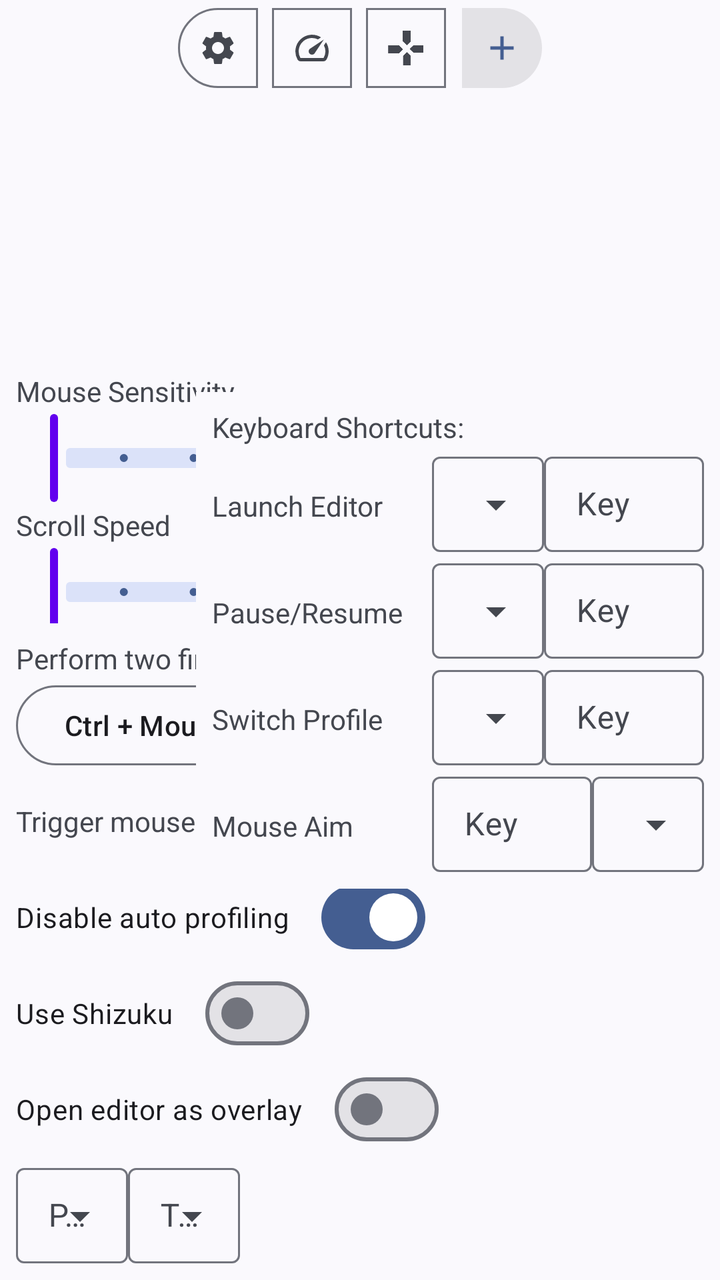
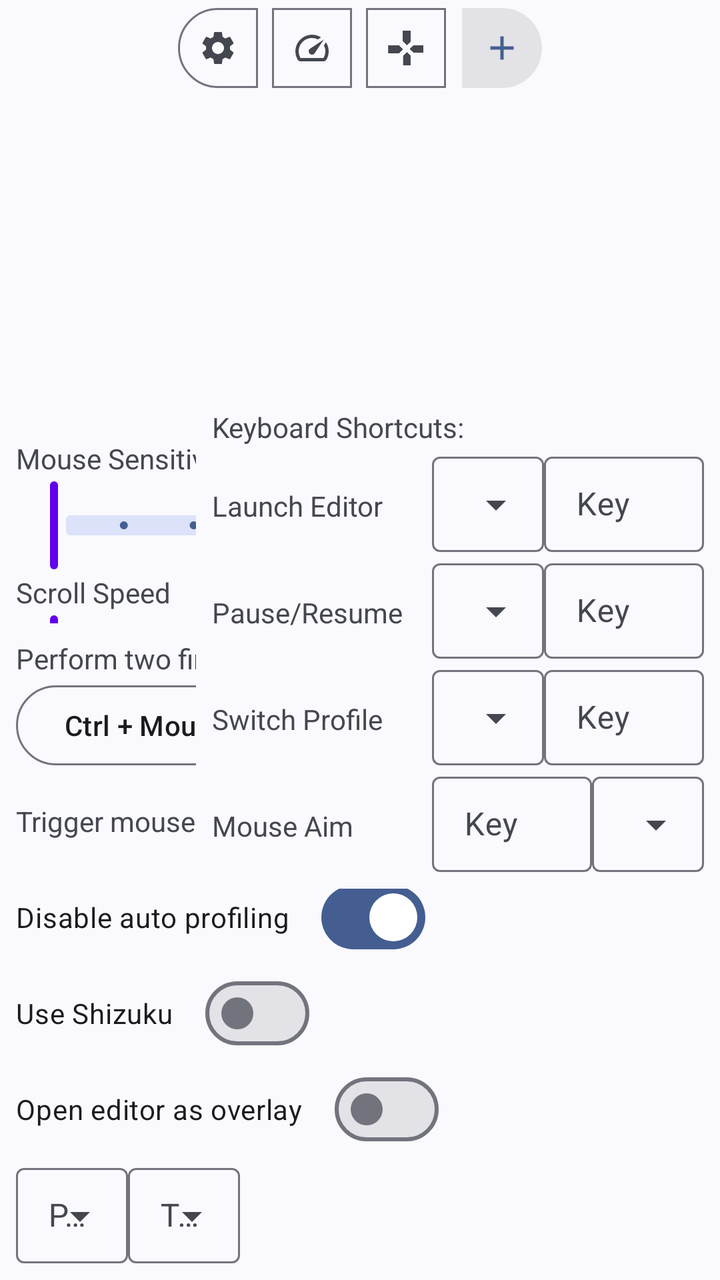

Two renders of the same Android screen: before a commit and after it. Below are the layout's source before the change and the commit's diff.
<!-- AndroidManifest.xml: application theme Theme.XtMapper -->
<!-- res/layout/keymap_editor_layout.xml -->
<?xml version="1.0" encoding="utf-8"?>
<androidx.constraintlayout.widget.ConstraintLayout xmlns:android="http://schemas.android.com/apk/res/android"
    android:layout_width="match_parent"
    android:layout_height="match_parent"
    xmlns:app="http://schemas.android.com/apk/res-auto"
    android:animateLayoutChanges="true">

    <com.google.android.material.card.MaterialCardView
        android:layout_width="wrap_content"
        android:layout_height="wrap_content"
        app:contentPadding="16dp"
        app:layout_constraintEnd_toEndOf="parent"
        app:layout_constraintStart_toStartOf="parent"
        app:layout_constraintTop_toTopOf="parent"
        android:id="@+id/catalog"
        android:visibility="gone"
        app:cardBackgroundColor="@color/black"
        app:cardCornerRadius="40dp">
        <androidx.constraintlayout.widget.ConstraintLayout
            android:layout_width="wrap_content"
            android:layout_height="match_parent">

            <LinearLayout
                android:id="@+id/L1"
                android:layout_width="wrap_content"
                android:layout_height="wrap_content"
                android:orientation="vertical"
                app:layout_constraintLeft_toLeftOf="parent"
                app:layout_constraintRight_toLeftOf="@id/L2"
                app:layout_constraintTop_toTopOf="parent">
            </LinearLayout>

            <LinearLayout
                android:id="@+id/L2"
                android:layout_width="wrap_content"
                android:layout_height="wrap_content"
                android:orientation="vertical"
                app:layout_constraintLeft_toRightOf="@id/L1"
                app:layout_constraintRight_toLeftOf="@id/L3"
                app:layout_constraintTop_toTopOf="parent">

            </LinearLayout>

            <LinearLayout
                android:id="@+id/L3"
                android:layout_width="wrap_content"
                android:layout_height="wrap_content"
                android:orientation="vertical"
                app:layout_constraintRight_toRightOf="parent"
                app:layout_constraintLeft_toRightOf="@id/L2"
                app:layout_constraintTop_toTopOf="parent">

            </LinearLayout>
        </androidx.constraintlayout.widget.ConstraintLayout>
    </com.google.android.material.card.MaterialCardView>


    <com.google.android.material.button.MaterialButtonToggleGroup
        android:id="@+id/toggleButtonGroup"
        android:layout_width="wrap_content"
        android:layout_height="wrap_content"
        app:layout_constraintEnd_toEndOf="parent"
        app:layout_constraintStart_toStartOf="parent"
        app:layout_constraintTop_toTopOf="parent">

        <com.google.android.material.button.MaterialButton
            android:id="@+id/button_misc"
            style="?attr/materialIconButtonOutlinedStyle"
            android:layout_width="wrap_content"
            android:layout_height="wrap_content"
            app:icon="@drawable/ic_baseline_settings_24"
            />

        <com.google.android.material.button.MaterialButton
            android:id="@+id/button_sliders"
            style="?attr/materialIconButtonOutlinedStyle"
            android:layout_width="wrap_content"
            android:layout_height="wrap_content"
            app:icon="@drawable/ic_baseline_speed_24" />

        <com.google.android.material.button.MaterialButton
            android:id="@+id/button_shortcuts"
            style="?attr/materialIconButtonOutlinedStyle"
            android:layout_width="wrap_content"
            android:layout_height="wrap_content"
            app:icon="@drawable/dpad" />
        <com.google.android.material.button.MaterialButton
            android:id="@+id/button_add"
            style="?attr/materialIconButtonFilledStyle"
            android:layout_width="wrap_content"
            android:layout_height="wrap_content"
            app:icon="@drawable/ic_baseline_add_24" />

    </com.google.android.material.button.MaterialButtonToggleGroup>

    <androidx.cardview.widget.CardView
        android:layout_width="wrap_content"
        android:layout_height="wrap_content"
        app:contentPadding="8dp"
        style="?attr/materialCardViewStyle"
        android:id="@+id/sliders"
        app:layout_constraintBottom_toBottomOf="parent"
        app:layout_constraintLeft_toLeftOf="parent"
        app:layout_constraintTop_toTopOf="parent">
        <LinearLayout
            android:layout_width="match_parent"
            android:layout_height="match_parent"
            android:orientation="vertical">

            <TextView
                android:layout_width="wrap_content"
                android:layout_height="wrap_content"
                android:text="@string/mouse_sensitivity" />

            <com.google.android.material.slider.Slider
                android:id="@+id/slider_mouse"
                android:layout_width="match_parent"
                android:layout_height="wrap_content"
                android:stepSize="1"
                android:valueFrom="1"
                android:valueTo="5"
                app:haloColor="@color/purple_700"
                app:thumbColor="@color/purple_500"
                app:trackColorActive="@color/teal_200"
                app:trackHeight="10dp"/>

            <TextView
                android:layout_width="wrap_content"
                android:layout_height="wrap_content"
                android:text="@string/scroll_speed" />

            <com.google.android.material.slider.Slider
                android:id="@+id/slider_scroll_speed"
                android:layout_width="match_parent"
                android:layout_height="wrap_content"
                android:stepSize="1"
                android:valueFrom="1"
                android:valueTo="5"
                app:haloColor="@color/purple_700"
                app:thumbColor="@color/purple_500"
                app:trackColorActive="@color/teal_200"
                app:trackHeight="10dp"/>

            <TextView
                android:layout_width="wrap_content"
                android:layout_height="wrap_content"
                android:text="@string/dpad_radius" />

            <com.google.android.material.slider.Slider
                android:id="@+id/slider_dpad"
                android:layout_width="match_parent"
                android:layout_height="wrap_content"
                android:valueFrom="0.5"
                android:valueTo="2.0"
                app:trackHeight="10dp" />

            <TextView
                android:layout_width="wrap_content"
                android:layout_height="wrap_content"
                android:id="@+id/swipe_delay_text"
                android:text="@string/swipe_delay_ms" />

            <com.google.android.material.slider.Slider
                android:id="@+id/slider_swipe_delay"
                android:layout_width="match_parent"
                android:layout_height="wrap_content"
                android:valueFrom="0"
                android:valueTo="500"
                app:trackHeight="10dp" />

        </LinearLayout>
    </androidx.cardview.widget.CardView>

    <androidx.cardview.widget.CardView
        android:layout_width="wrap_content"
        android:layout_height="wrap_content"
        app:contentPadding="8dp"
        style="?attr/materialCardViewStyle"
        android:id="@+id/misc"
        app:layout_constraintBottom_toBottomOf="parent"
        app:layout_constraintLeft_toLeftOf="parent"
        app:layout_constraintRight_toRightOf="parent">
        <LinearLayout
            android:layout_width="match_parent"
            android:layout_height="wrap_content"
            android:orientation="vertical">

        <TextView
            android:layout_width="match_parent"
            android:layout_height="wrap_content"
            android:text="@string/pinch_to_zoom_gesture_info" />

        <com.google.android.material.button.MaterialButtonToggleGroup
            android:layout_width="wrap_content"
            android:layout_height="wrap_content">

            <com.google.android.material.button.MaterialButton
                android:id="@+id/mouse_wheel_toggle"
                style="?attr/materialButtonOutlinedStyle"
                android:layout_width="wrap_content"
                android:layout_height="wrap_content"
                android:text="@string/mouse_wheel" />

            <com.google.android.material.button.MaterialButton
                android:id="@+id/mouse_drag_toggle"
                style="?attr/materialButtonOutlinedStyle"
                android:layout_width="wrap_content"
                android:layout_height="wrap_content"
                android:text="@string/drag_mouse" />
        </com.google.android.material.button.MaterialButtonToggleGroup>

        <LinearLayout
            android:layout_width="wrap_content"
            android:layout_height="wrap_content"
            android:gravity="center"
            android:orientation="horizontal">
            <TextView
                android:layout_width="match_parent"
                android:layout_height="wrap_content"
                android:layout_marginRight="10dp"
                android:text="@string/trigger_mouse_aim_with" />

            <com.google.android.material.button.MaterialButtonToggleGroup
                android:layout_width="wrap_content"
                android:layout_height="wrap_content">

                <com.google.android.material.button.MaterialButton
                    android:id="@+id/mouse_aim_key_grave"
                    style="?attr/materialButtonOutlinedStyle"
                    android:layout_width="wrap_content"
                    android:layout_height="wrap_content"
                    android:text="@string/key_grave" />

                <com.google.android.material.button.MaterialButton
                    android:id="@+id/mouse_aim_right_click"
                    style="?attr/materialButtonOutlinedStyle"
                    android:layout_width="wrap_content"
                    android:layout_height="wrap_content"
                    android:text="@string/right_click" />

            </com.google.android.material.button.MaterialButtonToggleGroup>
        </LinearLayout>


        <LinearLayout
            android:layout_width="match_parent"
            android:layout_height="match_parent"
            android:orientation="vertical">

            <com.google.android.material.materialswitch.MaterialSwitch
                android:id="@+id/auto_profile_switch"
                android:layout_width="wrap_content"
                android:layout_height="wrap_content"
                android:checked="true"
                android:text="@string/disable_auto_profile" />

            <com.google.android.material.materialswitch.MaterialSwitch
                android:id="@+id/use_shizuku"
                android:layout_width="wrap_content"
                android:layout_height="wrap_content"
                android:checked="false"
                android:text="@string/use_shizuku" />


            <com.google.android.material.materialswitch.MaterialSwitch
                android:id="@+id/editor_overlay"
                android:layout_width="wrap_content"
                android:layout_height="wrap_content"
                android:checked="false"
                android:text="@string/open_editor_as_overlay" />
        </LinearLayout>

        <LinearLayout
            android:layout_width="match_parent"
            android:layout_height="wrap_content"
            android:orientation="horizontal">

            <com.google.android.material.textfield.TextInputLayout
                style="@style/Widget.Material3.TextInputLayout.OutlinedBox.Dense.ExposedDropdownMenu"
                android:layout_width="wrap_content"
                android:layout_height="wrap_content"
                android:hint="@string/pointer">

                <com.google.android.material.textfield.MaterialAutoCompleteTextView
                    android:id="@+id/pointer_mode"
                    android:layout_width="match_parent"
                    android:layout_height="wrap_content"
                    android:inputType="none" />

            </com.google.android.material.textfield.TextInputLayout>


            <com.google.android.material.textfield.TextInputLayout
                style="@style/Widget.Material3.TextInputLayout.OutlinedBox.Dense.ExposedDropdownMenu"
                android:layout_width="wrap_content"
                android:layout_height="wrap_content"
                android:hint="@string/touchpad_input">

                <com.google.android.material.textfield.MaterialAutoCompleteTextView
                    android:id="@+id/touchpad_input_mode"
                    android:layout_width="match_parent"
                    android:layout_height="wrap_content"
                    android:inputType="none" />

            </com.google.android.material.textfield.TextInputLayout>

        </LinearLayout>
        </LinearLayout>


    </androidx.cardview.widget.CardView>

    <androidx.cardview.widget.CardView
        android:layout_width="wrap_content"
        android:layout_height="wrap_content"
        app:contentPadding="8dp"
        style="?attr/materialCardViewStyle"
        android:id="@+id/shortcuts"
        app:layout_constraintBottom_toBottomOf="parent"
        app:layout_constraintRight_toRightOf="parent"
        app:layout_constraintTop_toTopOf="parent">
        <LinearLayout
            android:layout_width="wrap_content"
            android:layout_height="wrap_content"
            android:layout_gravity="center"
            android:orientation="vertical">

            <TextView
                android:layout_width="match_parent"
                android:layout_height="wrap_content"
                android:text="@string/keyboard_shortcuts" />

            <LinearLayout
                android:layout_width="match_parent"
                android:layout_height="wrap_content"
                android:orientation="horizontal">

                <TextView
                    android:layout_width="100dp"
                    android:layout_height="wrap_content"
                    android:layout_marginRight="10dp"
                    android:labelFor="@id/launch_editor_modifier"
                    android:text="@string/launch_editor" />

                <com.google.android.material.textfield.TextInputLayout
                    style="@style/Widget.Material3.TextInputLayout.OutlinedBox.Dense.ExposedDropdownMenu"
                    android:layout_width="wrap_content"
                    android:layout_height="wrap_content">

                    <com.google.android.material.textfield.MaterialAutoCompleteTextView
                        android:id="@+id/launch_editor_modifier"
                        android:layout_width="match_parent"
                        android:layout_height="wrap_content"
                        android:inputType="none" />

                </com.google.android.material.textfield.TextInputLayout>

                <com.google.android.material.textfield.TextInputLayout
                    style="@style/Widget.Material3.TextInputLayout.OutlinedBox.Dense"
                    android:layout_width="80dp"
                    android:layout_height="wrap_content"
                    android:hint="@string/key">

                    <com.google.android.material.textfield.TextInputEditText
                        android:id="@+id/launch_editor"
                        android:layout_width="match_parent"
                        android:layout_height="wrap_content"
                        android:inputType="none" />

                </com.google.android.material.textfield.TextInputLayout>

            </LinearLayout>

            <LinearLayout
                android:layout_width="match_parent"
                android:layout_height="wrap_content"
                android:orientation="horizontal">

                <TextView
                    android:layout_width="100dp"
                    android:layout_height="wrap_content"
                    android:layout_marginRight="10dp"
                    android:labelFor="@id/pause_resume_modifier"
                    android:text="@string/pause_resume" />


                <com.google.android.material.textfield.TextInputLayout
                    style="@style/Widget.Material3.TextInputLayout.OutlinedBox.Dense.ExposedDropdownMenu"
                    android:layout_width="wrap_content"
                    android:layout_height="wrap_content">

                    <com.google.android.material.textfield.MaterialAutoCompleteTextView
                        android:id="@+id/pause_resume_modifier"
                        android:layout_width="match_parent"
                        android:layout_height="wrap_content"
                        android:inputType="none" />

                </com.google.android.material.textfield.TextInputLayout>

                <com.google.android.material.textfield.TextInputLayout
                    style="@style/Widget.Material3.TextInputLayout.OutlinedBox.Dense"
                    android:layout_width="80dp"
                    android:layout_height="wrap_content"
                    android:hint="@string/key">

                    <com.google.android.material.textfield.TextInputEditText
                        android:id="@+id/pause_resume"
                        android:layout_width="match_parent"
                        android:layout_height="wrap_content"
                        android:inputType="none" />
                </com.google.android.material.textfield.TextInputLayout>
            </LinearLayout>

            <LinearLayout
                android:layout_width="match_parent"
                android:layout_height="wrap_content"
                android:orientation="horizontal">

                <TextView
                    android:layout_width="100dp"
                    android:layout_height="wrap_content"
                    android:layout_marginRight="10dp"
                    android:text="@string/switch_profile" />


                <com.google.android.material.textfield.TextInputLayout
                    style="@style/Widget.Material3.TextInputLayout.OutlinedBox.Dense.ExposedDropdownMenu"
                    android:layout_width="wrap_content"
                    android:layout_height="wrap_content">

                    <com.google.android.material.textfield.MaterialAutoCompleteTextView
                        android:id="@+id/switch_profile_modifier"
                        android:layout_width="match_parent"
                        android:layout_height="wrap_content"
                        android:inputType="none" />

                </com.google.android.material.textfield.TextInputLayout>

                <com.google.android.material.textfield.TextInputLayout
                    style="@style/Widget.Material3.TextInputLayout.OutlinedBox.Dense"
                    android:layout_width="80dp"
                    android:layout_height="wrap_content"
                    android:hint="@string/key">

                    <com.google.android.material.textfield.TextInputEditText
                        android:id="@+id/switch_profile"
                        android:layout_width="match_parent"
                        android:layout_height="wrap_content"
                        android:inputType="none" />
                </com.google.android.material.textfield.TextInputLayout>
            </LinearLayout>

            <LinearLayout
                android:layout_width="match_parent"
                android:layout_height="wrap_content"
                android:orientation="horizontal">

                <TextView
                    android:layout_width="100dp"
                    android:layout_height="wrap_content"
                    android:layout_marginRight="10dp"
                    android:text="@string/mouse_aim" />

                <com.google.android.material.textfield.TextInputLayout
                    style="@style/Widget.Material3.TextInputLayout.OutlinedBox.Dense"
                    android:layout_width="80dp"
                    android:layout_height="wrap_content"
                    android:hint="@string/key">

                    <com.google.android.material.textfield.TextInputEditText
                        android:id="@+id/mouse_aim_key"
                        android:layout_width="match_parent"
                        android:layout_height="wrap_content"
                        android:inputType="none" />
                </com.google.android.material.textfield.TextInputLayout>

                <com.google.android.material.textfield.TextInputLayout
                    style="@style/Widget.Material3.TextInputLayout.OutlinedBox.Dense.ExposedDropdownMenu"
                    android:layout_width="wrap_content"
                    android:layout_height="wrap_content">

                    <com.google.android.material.textfield.MaterialAutoCompleteTextView
                        android:id="@+id/mouse_aim_action"
                        android:layout_width="match_parent"
                        android:layout_height="wrap_content"
                        android:inputType="none" />

                </com.google.android.material.textfield.TextInputLayout>

            </LinearLayout>

        </LinearLayout>

    </androidx.cardview.widget.CardView>
</androidx.constraintlayout.widget.ConstraintLayout>
<!-- resources referenced by this layout -->
<resources>
  <color name="black">#FF000000</color>
  <color name="purple_500">#FF6200EE</color>
  <color name="purple_700">#FF3700B3</color>
  <color name="teal_200">#FF03DAC5</color>
  <!-- drawable dpad: png bitmap (drawable, 9793 bytes) -->
  <!-- drawable ic_baseline_add_24 (drawable) -->
  <vector android:height="24dp" android:tint="#FFFFFF"
      android:viewportHeight="24" android:viewportWidth="24"
      android:width="24dp" xmlns:android="http://schemas.android.com/apk/res/android">
      <path android:fillColor="@android:color/white" android:pathData="M19,13h-6v6h-2v-6H5v-2h6V5h2v6h6v2z"/>
  </vector>
  <!-- drawable ic_baseline_settings_24 (drawable) -->
  <vector android:height="24dp" android:tint="#FFFFFF"
      android:viewportHeight="24" android:viewportWidth="24"
      android:width="24dp" xmlns:android="http://schemas.android.com/apk/res/android">
      <path android:fillColor="@android:color/white" android:pathData="M19.14,12.94c0.04,-0.3 0.06,-0.61 0.06,-0.94c0,-0.32 -0.02,-0.64 -0.07,-0.94l2.03,-1.58c0.18,-0.14 0.23,-0.41 0.12,-0.61l-1.92,-3.32c-0.12,-0.22 -0.37,-0.29 -0.59,-0.22l-2.39,0.96c-0.5,-0.38 -1.03,-0.7 -1.62,-0.94L14.4,2.81c-0.04,-0.24 -0.24,-0.41 -0.48,-0.41h-3.84c-0.24,0 -0.43,0.17 -0.47,0.41L9.25,5.35C8.66,5.59 8.12,5.92 7.63,6.29L5.24,5.33c-0.22,-0.08 -0.47,0 -0.59,0.22L2.74,8.87C2.62,9.08 2.66,9.34 2.86,9.48l2.03,1.58C4.84,11.36 4.8,11.69 4.8,12s0.02,0.64 0.07,0.94l-2.03,1.58c-0.18,0.14 -0.23,0.41 -0.12,0.61l1.92,3.32c0.12,0.22 0.37,0.29 0.59,0.22l2.39,-0.96c0.5,0.38 1.03,0.7 1.62,0.94l0.36,2.54c0.05,0.24 0.24,0.41 0.48,0.41h3.84c0.24,0 0.44,-0.17 0.47,-0.41l0.36,-2.54c0.59,-0.24 1.13,-0.56 1.62,-0.94l2.39,0.96c0.22,0.08 0.47,0 0.59,-0.22l1.92,-3.32c0.12,-0.22 0.07,-0.47 -0.12,-0.61L19.14,12.94zM12,15.6c-1.98,0 -3.6,-1.62 -3.6,-3.6s1.62,-3.6 3.6,-3.6s3.6,1.62 3.6,3.6S13.98,15.6 12,15.6z"/>
  </vector>
  <!-- drawable ic_baseline_speed_24 (drawable) -->
  <vector android:height="24dp" android:tint="#FFFFFF"
      android:viewportHeight="24" android:viewportWidth="24"
      android:width="24dp" xmlns:android="http://schemas.android.com/apk/res/android">
      <path android:fillColor="@android:color/white" android:pathData="M20.38,8.57l-1.23,1.85a8,8 0,0 1,-0.22 7.58L5.07,18A8,8 0,0 1,15.58 6.85l1.85,-1.23A10,10 0,0 0,3.35 19a2,2 0,0 0,1.72 1h13.85a2,2 0,0 0,1.74 -1,10 10,0 0,0 -0.27,-10.44zM10.59,15.41a2,2 0,0 0,2.83 0l5.66,-8.49 -8.49,5.66a2,2 0,0 0,0 2.83z"/>
  </vector>
  <string name="disable_auto_profile">Disable auto profiling</string>
  <string name="dpad_radius">Dpad Radius</string>
  <string name="drag_mouse">Ctrl + Drag Mouse</string>
  <string name="key">Key</string>
  <string name="key_grave">~ Key</string>
  <string name="keyboard_shortcuts">Keyboard Shortcuts:</string>
  <string name="launch_editor">Launch Editor</string>
  <string name="mouse_aim">Mouse Aim</string>
  <string name="mouse_sensitivity">Mouse Sensitivity</string>
  <string name="mouse_wheel">Ctrl + Mouse Wheel</string>
  <string name="open_editor_as_overlay">Open editor as overlay</string>
  <string name="pause_resume">Pause/Resume</string>
  <string name="pinch_to_zoom_gesture_info">Perform two finger gesture with:</string>
  <string name="pointer">Pointer Mode</string>
  <string name="right_click">Right click</string>
  <string name="scroll_speed">Scroll Speed</string>
  <string name="swipe_delay_ms">Swipe delay %d milliseconds</string>
  <string name="switch_profile">Switch Profile</string>
  <string name="touchpad_input">Touchpad Input</string>
  <string name="trigger_mouse_aim_with">Trigger mouse aim with:</string>
  <string name="use_shizuku">Use Shizuku</string>
  <style name="Theme.XtMapper" parent="Theme.Material3.DynamicColors.DayNight.NoActionBar">
          <item name="android:statusBarColor">?android:colorBackground</item>
      </style>
</resources>

<!-- the commit's change to res/layout/keymap_editor_layout.xml (unified diff, before → after) -->
@@ -144,19 +144,6 @@
             <TextView
                 android:layout_width="wrap_content"
                 android:layout_height="wrap_content"
-                android:text="@string/dpad_radius" />
-
-            <com.google.android.material.slider.Slider
-                android:id="@+id/slider_dpad"
-                android:layout_width="match_parent"
-                android:layout_height="wrap_content"
-                android:valueFrom="0.5"
-                android:valueTo="2.0"
-                app:trackHeight="10dp" />
-
-            <TextView
-                android:layout_width="wrap_content"
-                android:layout_height="wrap_content"
                 android:id="@+id/swipe_delay_text"
                 android:text="@string/swipe_delay_ms" />
 
<!-- resource entries referenced after the edit -->
@@ -24,7 +24,6 @@
       <path android:fillColor="@android:color/white" android:pathData="M20.38,8.57l-1.23,1.85a8,8 0,0 1,-0.22 7.58L5.07,18A8,8 0,0 1,15.58 6.85l1.85,-1.23A10,10 0,0 0,3.35 19a2,2 0,0 0,1.72 1h13.85a2,2 0,0 0,1.74 -1,10 10,0 0,0 -0.27,-10.44zM10.59,15.41a2,2 0,0 0,2.83 0l5.66,-8.49 -8.49,5.66a2,2 0,0 0,0 2.83z"/>
   </vector>
   <string name="disable_auto_profile">Disable auto profiling</string>
-  <string name="dpad_radius">Dpad Radius</string>
   <string name="drag_mouse">Ctrl + Drag Mouse</string>
   <string name="key">Key</string>
   <string name="key_grave">~ Key</string>
